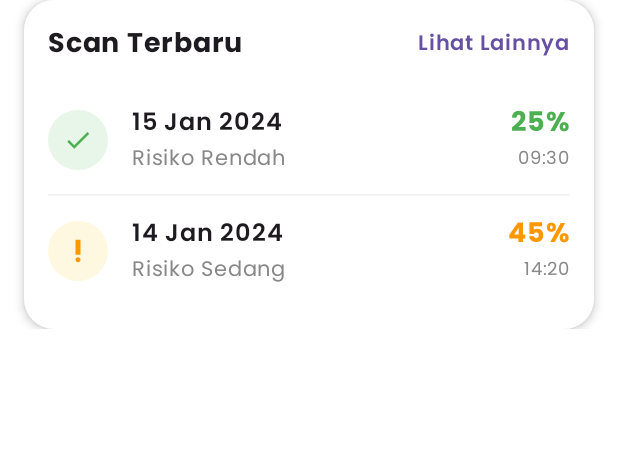
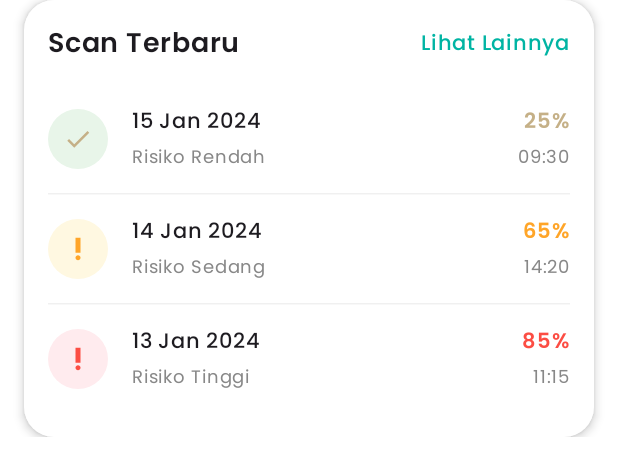
Before and after one commit to dzikrimr/prediai-app, an Android app built with Jetpack Compose: the @Preview function RecentScansPreview, on a phone screen of 412 x 824 dp. Shown: the top 476 px of the screen. Run offline under Robolectric (Android 15) with nearby library versions, the phone set to English and light mode, and no system bars; our stand-ins replace Dagger/Hilt's generated code.

Commit message:
before pull

```diff
--- a/app/src/main/java/com/example/prediai/presentation/main/progress/comps/RecentScans.kt
+++ b/app/src/main/java/com/example/prediai/presentation/main/progress/comps/RecentScans.kt
@@ -12,6 +12,7 @@ import androidx.compose.runtime.Composable
 import androidx.compose.ui.Alignment
 import androidx.compose.ui.Modifier
 import androidx.compose.ui.graphics.Color
+import androidx.compose.ui.graphics.lerp
 import androidx.compose.ui.text.font.FontWeight
 import androidx.compose.ui.tooling.preview.Preview
 import androidx.compose.ui.unit.dp
@@ -36,8 +37,19 @@ fun RecentScans(scanResults: List<ScanResult>) {
                 verticalAlignment = Alignment.CenterVertically,
                 horizontalArrangement = Arrangement.SpaceBetween
             ) {
-                Text("Scan Terbaru", fontWeight = FontWeight.Bold, fontSize = 18.sp)
-                Text("Lihat Lainnya", color = MaterialTheme.colorScheme.primary, fontSize = 14.sp, fontWeight = FontWeight.SemiBold)
+                // DIUBAH: Properti teks "Scan Terbaru"
+                Text(
+                    text = "Scan Terbaru",
+                    fontWeight = FontWeight.SemiBold,
+                    fontSize = 18.sp
+                )
+                // DIUBAH: Properti teks "Lihat Lainnya"
+                Text(
+                    text = "Lihat Lainnya",
+                    color = Color(0xFF00B4A3),
+                    fontSize = 14.sp,
+                    fontWeight = FontWeight.Medium
+                )
             }
 
             Spacer(modifier = Modifier.height(16.dp))
@@ -56,15 +68,13 @@ fun RecentScans(scanResults: List<ScanResult>) {
 
 @Composable
 private fun ScanItem(scanResult: ScanResult) {
+    // DIUBAH: Menggunakan warna dinamis berdasarkan persentase
+    val dynamicRiskColor = getInterpolatedColor(scanResult.riskPercentage)
+
     val (icon, iconBgColor) = when (scanResult.status) {
-        ScanStatus.LOW -> Icons.Default.Check to Color(0xFFE8F5E9) // Light Green
-        ScanStatus.MEDIUM -> Icons.Default.PriorityHigh to Color(0xFFFFF8E1) // Light Yellow
-        ScanStatus.HIGH -> Icons.Default.PriorityHigh to Color(0xFFFFEBEE) // Light Red
-    }
-    val riskColor = when (scanResult.status) {
-        ScanStatus.LOW -> Color(0xFF4CAF50) // Green
-        ScanStatus.MEDIUM -> Color(0xFFFF9800) // Orange
-        ScanStatus.HIGH -> Color(0xFFE53935) // Red
+        ScanStatus.LOW -> Icons.Default.Check to Color(0xFFE8F5E9)
+        ScanStatus.MEDIUM -> Icons.Default.PriorityHigh to Color(0xFFFFF8E1)
+        ScanStatus.HIGH -> Icons.Default.PriorityHigh to Color(0xFFFFEBEE)
     }
 
     Row(
@@ -82,36 +92,66 @@ private fun ScanItem(scanResult: ScanResult) {
             Icon(
                 imageVector = icon,
                 contentDescription = scanResult.riskLevel,
-                tint = riskColor,
+                tint = dynamicRiskColor, // Tint ikon juga menggunakan warna dinamis
                 modifier = Modifier.size(20.dp)
             )
         }
         Spacer(modifier = Modifier.width(16.dp))
         Column(modifier = Modifier.weight(1f)) {
-            Text(scanResult.date, fontWeight = FontWeight.SemiBold)
-            Text(scanResult.riskLevel, fontSize = 14.sp, color = Color.Gray)
+            // DIUBAH: Properti teks tanggal
+            Text(
+                text = scanResult.date,
+                fontWeight = FontWeight.Medium,
+                fontSize = 14.sp
+            )
+            // DIUBAH: Properti teks level risiko
+            Text(
+                text = scanResult.riskLevel,
+                fontSize = 12.sp,
+                color = Color.Gray,
+                fontWeight = FontWeight.Normal // Regular
+            )
         }
         Column(horizontalAlignment = Alignment.End) {
+            // DIUBAH: Properti teks persentase
             Text(
                 text = "${scanResult.riskPercentage}%",
-                fontWeight = FontWeight.Bold,
-                color = riskColor,
-                fontSize = 18.sp
+                fontWeight = FontWeight.SemiBold,
+                color = dynamicRiskColor, // Menggunakan warna dinamis
+                fontSize = 14.sp
             )
             Text(scanResult.time, fontSize = 12.sp, color = Color.Gray)
         }
     }
 }
 
-@Preview
+@Preview(showBackground = true)
 @Composable
 fun RecentScansPreview() {
     PrediAITheme {
         RecentScans(
             scanResults = listOf(
                 ScanResult("15 Jan 2024", "Risiko Rendah", 25, "09:30", ScanStatus.LOW),
-                ScanResult("14 Jan 2024", "Risiko Sedang", 45, "14:20", ScanStatus.MEDIUM),
+                ScanResult("14 Jan 2024", "Risiko Sedang", 65, "14:20", ScanStatus.MEDIUM),
+                ScanResult("13 Jan 2024", "Risiko Tinggi", 85, "11:15", ScanStatus.HIGH)
             )
         )
     }
 }
+
+// Fungsi bantuan untuk transisi warna, sama seperti di RiskStatusCard
+private fun getInterpolatedColor(percentage: Int): Color {
+    return when {
+        percentage <= 60 -> lerp(
+            start = Color(0xFF9CA3AF),
+            stop = Color(0xFFFFBE0A),
+            fraction = percentage / 60f
+        )
+        percentage <= 80 -> lerp(
+            start = Color(0xFFFFBE0A),
+            stop = Color(0xFFFC4D43),
+            fraction = (percentage - 60) / 20f
+        )
+        else -> Color(0xFFFC4D43)
+    }
+}
```
